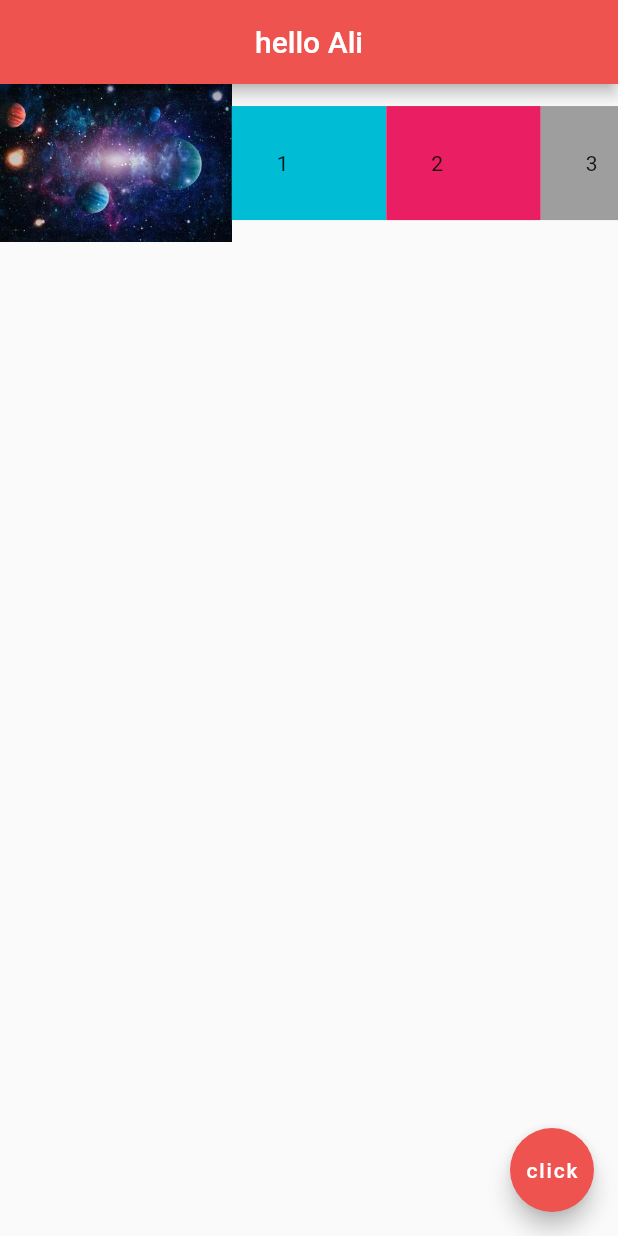
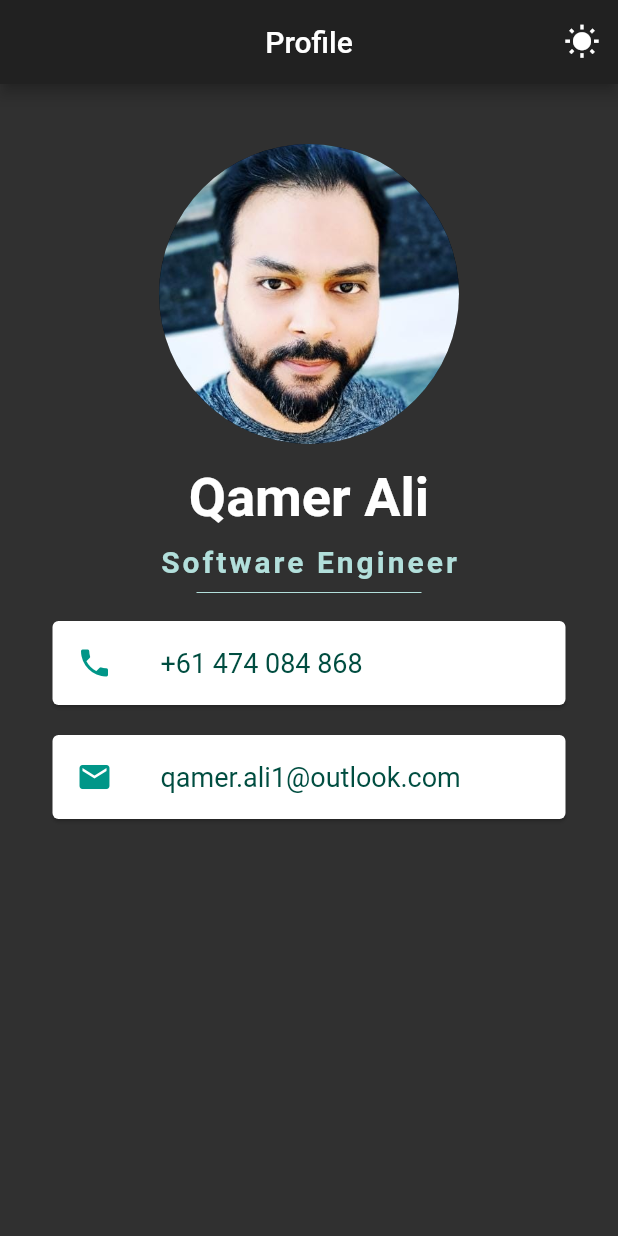
Before and after one commit to aliqamer/flutter_tutorial, a Flutter app: the screen it shows after launch, on a phone screen of 412 x 824 dp. Run offline on Flutter 3.47's test engine with Material 2 defaults, Android fonts, the phone set to English and light mode, and no system bars; Roboto replaces fonts that are missing (Source Sans Pro).

Commit message:
flutter profile

```diff
--- a/lib/main.dart
+++ b/lib/main.dart
@@ -1,4 +1,7 @@
 import 'package:flutter/material.dart';
+import 'package:flutter_tutorial/pages/HomePage2.dart';
+import 'package:flutter_tutorial/theme/theme.dart';
+import 'package:provider/provider.dart';
 
 void main() => runApp(
       MaterialApp(
@@ -9,52 +12,22 @@ void main() => runApp(
 class Home extends StatelessWidget {
   @override
   Widget build(BuildContext context) {
-    return Scaffold(
-      appBar: AppBar(
-        title: Text(
-          'hello Ali',
-          style: TextStyle(fontSize: 20.0),
-        ),
-        centerTitle: true,
-        backgroundColor: Colors.red[400],
-      ),
-      body: Row(
-        children: <Widget>[
-          Expanded(
-            flex: 3,
-            child: Image.asset('assets/space1.jpg'),
-          ),
-          Expanded(
-            flex: 2,
-            child: Container(
-              padding: EdgeInsets.all(30),
-              color: Colors.cyan,
-              child: Text('1'),
-            ),
-          ),
-          Expanded(
-            flex: 2,
-            child: Container(
-              padding: EdgeInsets.all(30),
-              color: Colors.pink,
-              child: Text('2'),
-            ),
-          ),
-          Expanded(
-            flex: 1,
-            child: Container(
-              padding: EdgeInsets.all(30),
-              color: Colors.grey,
-              child: Text('3'),
-            ),
-          )
-        ],
-      ),
-      floatingActionButton: FloatingActionButton(
-        onPressed: () => {},
-        child: Text('click'),
-        backgroundColor: Colors.red[400],
-      ),
+    return ChangeNotifierProvider<ThemeChanger>(
+      create: (_) => ThemeChanger(ThemeData.dark()),
+      child: new MaterialAppWithTheme(),
     );
   }
 }
+
+class MaterialAppWithTheme extends StatelessWidget {
+  @override
+  Widget build(BuildContext context) {
+    final theme = Provider.of<ThemeChanger>(context);
+
+    return MaterialApp(
+      debugShowCheckedModeBanner: false,
+      home: HomePage2(),
+      theme: theme.getTheme(),
+    );
+  }
+}
--- /dev/null
+++ b/lib/pages/HomePage2.dart
@@ -0,0 +1,123 @@
+import 'package:flutter/material.dart';
+import 'package:flutter_tutorial/theme/theme.dart';
+import 'package:provider/provider.dart';
+
+class HomePage2 extends StatefulWidget {
+  @override
+  _HomePage2 createState() => _HomePage2();
+}
+
+class _HomePage2 extends State<HomePage2> {
+  bool toggle = true;
+
+  @override
+  Widget build(BuildContext context) {
+    ThemeChanger _themeChanger = Provider.of<ThemeChanger>(context);
+
+    return new Scaffold(
+      appBar: AppBar(
+        title: Text('Profile'),
+        centerTitle: true,
+        actions: <Widget>[
+          IconButton(
+              icon: toggle ? Icon(Icons.wb_sunny) : Icon(Icons.brightness_2),
+              onPressed: () => {
+                    setState(() {
+                      toggle = !toggle;
+                    }),
+                    if (toggle)
+                      {
+                        _themeChanger.setTheme(ThemeData.dark()),
+                      }
+                    else
+                      {
+                        _themeChanger.setTheme(ThemeData.light()
+                            .copyWith(primaryColor: Colors.cyanAccent[700])),
+                      },
+                  }),
+        ],
+      ),
+      body: Padding(
+        padding: EdgeInsets.fromLTRB(30.0, 40.0, 30.0, 0.0),
+        child: Column(
+          crossAxisAlignment: CrossAxisAlignment.start,
+          children: <Widget>[
+            Center(
+              child: CircleAvatar(
+                radius: 100.0,
+                backgroundImage: AssetImage('assets/ali1.jpeg'),
+              ),
+            ),
+            SizedBox(height: 15.0),
+            Center(
+              child: Text(
+                'Qamer Ali',
+                style: TextStyle(
+                    fontSize: 36.0,
+                    color: Colors.white,
+                    fontWeight: FontWeight.bold,
+                    fontFamily: 'Source Sans Pro'),
+              ),
+            ),
+            SizedBox(height: 10.0),
+            Center(
+              child: Text(
+                'Software Engineer',
+                style: TextStyle(
+                  fontFamily: 'Source Sans Pro',
+                  color: Colors.teal.shade100,
+                  fontSize: 20.0,
+                  letterSpacing: 2.0,
+                  fontWeight: FontWeight.bold,
+                ),
+              ),
+            ),
+            Center(
+              child: SizedBox(
+                height: 18.0,
+                width: 150.0,
+                child: Divider(
+                  color: Colors.teal.shade100,
+                ),
+              ),
+            ),
+            Card(
+              color: Colors.white,
+              margin: EdgeInsets.symmetric(vertical: 10.0, horizontal: 5.0),
+              child: ListTile(
+                leading: Icon(
+                  Icons.phone,
+                  color: Colors.teal,
+                ),
+                title: Text(
+                  '+61 474 084 868',
+                  style: TextStyle(
+                      color: Colors.teal.shade900,
+                      fontFamily: 'Source Sans Pro',
+                      fontSize: 18.0),
+                ),
+              ),
+            ),
+            Card(
+              color: Colors.white,
+              margin: EdgeInsets.symmetric(vertical: 10.0, horizontal: 5.0),
+              child: ListTile(
+                leading: Icon(
+                  Icons.email,
+                  color: Colors.teal,
+                ),
+                title: Text(
+                  'qamer.ali1@outlook.com',
+                  style: TextStyle(
+                      color: Colors.teal.shade900,
+                      fontFamily: 'Source Sans Pro',
+                      fontSize: 18.0),
+                ),
+              ),
+            ),
+          ],
+        ),
+      ),
+    );
+  }
+}
--- /dev/null
+++ b/lib/theme/theme.dart
@@ -0,0 +1,14 @@
+import 'package:flutter/material.dart';
+
+class ThemeChanger with ChangeNotifier {
+  ThemeData _themeData;
+
+  ThemeChanger(this._themeData);
+
+  getTheme() => _themeData;
+  setTheme(ThemeData theme) {
+    _themeData = theme;
+
+    notifyListeners();
+  }
+}
--- a/pubspec.yaml
+++ b/pubspec.yaml
@@ -23,6 +23,7 @@ environment:
 dependencies:
   flutter:
     sdk: flutter
+  provider:
 
   # The following adds the Cupertino Icons font to your application.
   # Use with the CupertinoIcons class for iOS style icons.
```
Also changed, not shown: lib/pages/HomePage.dart (added, +93 -0 lines), assets/ali.jpeg (added), assets/ali1.jpeg (added), pubspec.lock, 1 other file.
